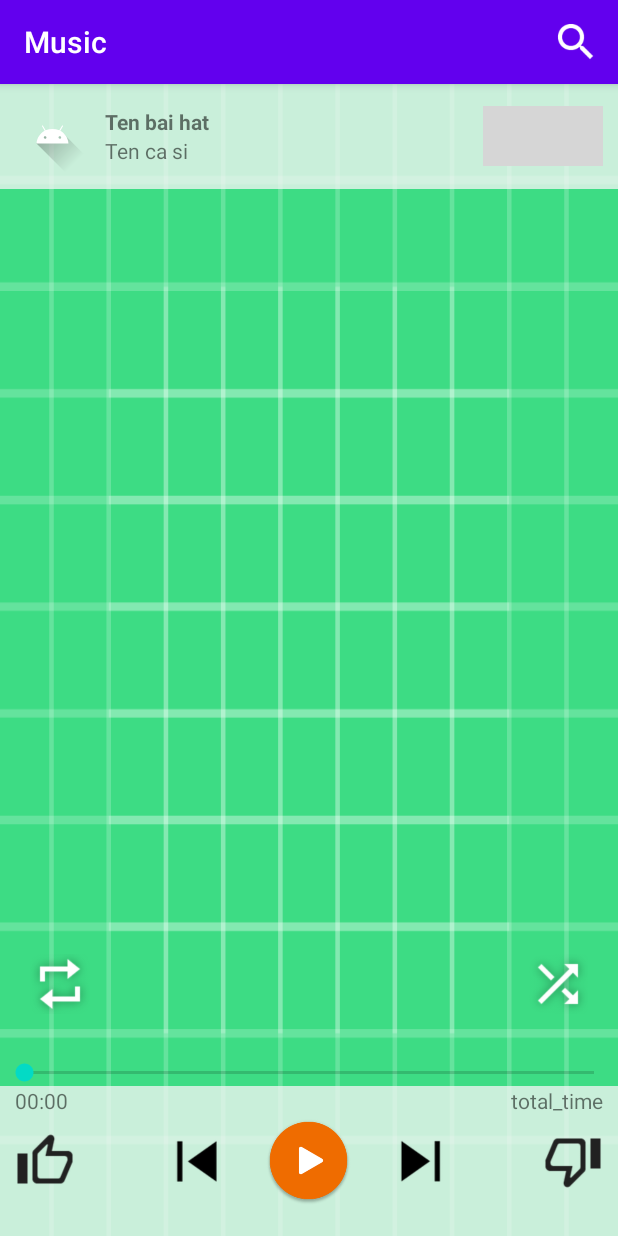
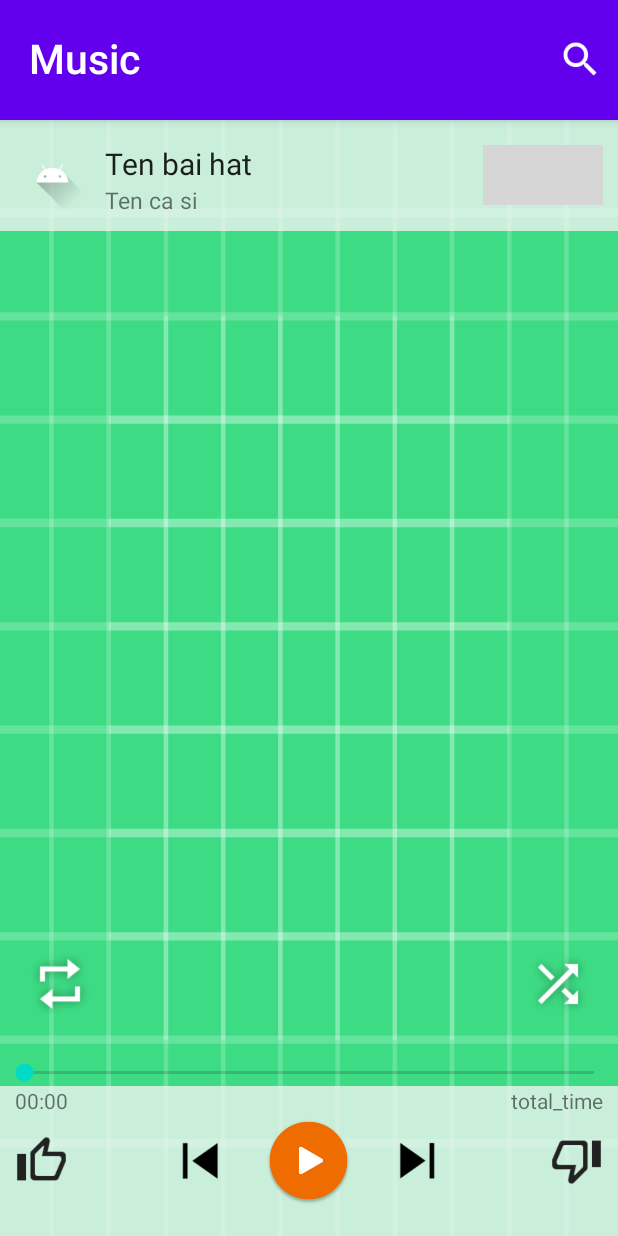
Before and after one commit to TuanTeo/MusicApplication, an Android app: the fragment MediaPlaybackFragment placed in its activity, on a phone screen of 412 x 824 dp. Run offline under Robolectric (Android 15) with nearby library versions, the phone set to English and light mode, and no system bars; grey boxes are pictures that could not be loaded.

Commit message:
Update 30/09: Giao dien xoay ngang

```diff
--- a/app/src/main/java/com/bkav/musicapplication/SongAdapter.java
+++ b/app/src/main/java/com/bkav/musicapplication/SongAdapter.java
@@ -1,5 +1,6 @@
 package com.bkav.musicapplication;
 
+import android.content.res.Configuration;
 import android.os.Build;
 import android.view.LayoutInflater;
 import android.view.View;
@@ -39,7 +40,7 @@ public class SongAdapter extends RecyclerView.Adapter<SongAdapter.SongViewHolder
     @Override
     public void onBindViewHolder(@NonNull SongViewHolder holder, int position) {
 //        mDefaultTypeFace = holder.mSongNameItem. ;
-        holder.mSerialSongNumberTextView.setText(position + "");
+        holder.mSerialSongNumberTextView.setText((position + 1) + "");
         holder.mSongNameItemTextView.setText(mListSongAdapter.get(position).getSongName());
 
         if (Build.VERSION.SDK_INT >= Build.VERSION_CODES.M) {
@@ -85,10 +86,16 @@ public class SongAdapter extends RecyclerView.Adapter<SongAdapter.SongViewHolder
 
         @Override
         public void onClick(View v) {
-            //Show small playing area
-            mainActivity.showSmallPlayingArea();
-            mLastItemPositionInt = getAdapterPosition();
-            notifyDataSetChanged();
+
+            if (v.getResources().getConfiguration().orientation != Configuration.ORIENTATION_LANDSCAPE){
+                //Show small playing area
+                mainActivity.showSmallPlayingArea();
+                mLastItemPositionInt = getAdapterPosition();
+                notifyDataSetChanged();
+            } else {
+                mLastItemPositionInt = getAdapterPosition();
+                notifyDataSetChanged();
+            }
         }
     }
 }
--- a/app/src/main/java/com/bkav/musicapplication/activity/MainActivity.java
+++ b/app/src/main/java/com/bkav/musicapplication/activity/MainActivity.java
@@ -3,6 +3,7 @@ package com.bkav.musicapplication.activity;
 import androidx.annotation.NonNull;
 import androidx.appcompat.app.AppCompatActivity;
 
+import android.content.res.Configuration;
 import android.os.Bundle;
 import android.view.Menu;
 import android.view.MenuItem;
@@ -24,27 +25,24 @@ public class MainActivity extends AppCompatActivity {
         setSupportActionBar(
                 (androidx.appcompat.widget.Toolbar) findViewById(R.id.toolbar_main));
 
-        //Hien thi FragmentAllSong first
-        if (savedInstanceState == null) {
-            showAllSongFragment();
-        }
+        createMainView();
     }
 
+
     /**
-     *
-     * Show All Song Fragment Wh
+     * Show All Song Fragment
      */
-    public void showAllSongFragment() {
+    public void showAllSongFragment(int intRes) {
         AllSongFragment allSongFragment = new AllSongFragment();
         getSupportFragmentManager().beginTransaction()
-                .add(R.id.container, allSongFragment)
+                .replace(intRes, allSongFragment)
                 .commit();
     }
 
     /**
      * Show Small Playing Area
      */
-    public void showSmallPlayingArea(){
+    public void showSmallPlayingArea() {
         mSmallPlayingAreaRelativeLayout = findViewById(R.id.small_playing_area);
         mSmallPlayingAreaRelativeLayout.setVisibility(View.VISIBLE);
     }
@@ -57,24 +55,46 @@ public class MainActivity extends AppCompatActivity {
      */
     @Override
     public boolean onCreateOptionsMenu(Menu menu) {
-        getMenuInflater().inflate(R.menu.menu_main, menu);
+//        getMenuInflater().inflate(R.menu.menu_main, menu);
         return super.onCreateOptionsMenu(menu);
     }
 
     /**
      * Set event for item clicked
-     *
      * @param item
      * @return
      */
     @Override
     public boolean onOptionsItemSelected(@NonNull MenuItem item) {
-        int itemID = item.getItemId();
-        if (itemID == R.id.seach_action) {
-            /**
-             * TODO xu ly tac vu tim kiem bai hat trong list bai hat
-             */
-        }
+//        int itemID = item.getItemId();
+//        if (itemID == R.id.seach_action_imagebutton) {
+//            /**
+//             * TODO xu ly tac vu tim kiem bai hat trong list bai hat
+//             */
+//        }
         return super.onOptionsItemSelected(item);
     }
+
+    /**
+     * Create view on the First time
+     */
+    public void createMainView(){
+        if(getResources().getConfiguration().orientation == Configuration.ORIENTATION_PORTRAIT){
+            showAllSongFragment(R.id.container);
+        } else {
+            showAllSongFragment(R.id.container_left);
+            showMediaFragment(R.id.container_right);
+        }
+    }
+
+    /**
+     * Show Detail Media Fragment
+     */
+    private void showMediaFragment(int intRes) {
+        MediaPlaybackFragment mediaPlaybackFragment = new MediaPlaybackFragment();
+        getSupportFragmentManager().beginTransaction()
+                .replace(intRes, mediaPlaybackFragment)
+                .commit();
+    }
+
 }
--- a/app/src/main/res/layout/activity_main.xml
+++ b/app/src/main/res/layout/activity_main.xml
@@ -1,5 +1,6 @@
 <?xml version="1.0" encoding="utf-8"?>
 <LinearLayout xmlns:android="http://schemas.android.com/apk/res/android"
+    android:id="@+id/all_screen_view"
     android:orientation="vertical"
     android:layout_width="match_parent"
     android:layout_height="match_parent">
@@ -7,12 +8,39 @@
     <com.google.android.material.appbar.AppBarLayout
         android:theme="@style/AppTheme.AppBarOverlay"
         android:layout_width="match_parent"
-        android:layout_height="wrap_content">
+        android:layout_height="80dp">
 
         <androidx.appcompat.widget.Toolbar
             android:id="@+id/toolbar_main"
+            android:theme="@style/AppTheme.PopupOverlay"
             android:layout_width="match_parent"
-            android:layout_height="wrap_content"/>
+            android:layout_height="match_parent">
+
+            <RelativeLayout
+                android:layout_width="match_parent"
+                android:layout_height="match_parent">
+
+                <TextView
+                    android:textSize="27sp"
+                    android:layout_marginTop="20dp"
+                    android:layout_marginLeft="3dp"
+                    android:textAppearance="@style/TextAppearance.AppCompat.Body2"
+                    android:text="@string/app_name"
+                    android:layout_width="wrap_content"
+                    android:layout_height="wrap_content"/>
+
+                <ImageButton
+                    android:scaleType="fitCenter"
+                    android:layout_centerVertical="true"
+                    android:background="#00FFFFFF"
+                    android:layout_marginRight="10dp"
+                    android:layout_alignParentRight="true"
+                    android:id="@+id/seach_action_imagebutton"
+                    android:src="@drawable/ic_search_white"
+                    android:layout_width="30dp"
+                    android:layout_height="30dp"/>
+            </RelativeLayout>
+        </androidx.appcompat.widget.Toolbar>
 
     </com.google.android.material.appbar.AppBarLayout>
 
--- a/app/src/main/res/layout/media_playback_fragment.xml
+++ b/app/src/main/res/layout/media_playback_fragment.xml
@@ -25,7 +25,9 @@
             android:layout_width="wrap_content"
             android:layout_height="wrap_content"
             android:text="@string/name_current_song_label"
-            android:textStyle="bold"
+            android:maxLines="1"
+            android:ellipsize="end"
+            android:textAppearance="@style/SongTheme.NameSongOverLay"
             android:layout_marginLeft="10dp"
             android:layout_marginTop="5dp"
             android:layout_toRightOf="@+id/media_album_small_image" />
@@ -34,6 +36,9 @@
             android:layout_width="wrap_content"
             android:layout_height="wrap_content"
             android:text="@string/singer_name_current_song_label"
+            android:textSize="15sp"
+            android:maxLines="1"
+            android:ellipsize="end"
             android:layout_marginLeft="10dp"
             android:layout_toRightOf="@+id/media_album_small_image"
             android:layout_below="@+id/media_name_song_current"/>
@@ -125,8 +130,8 @@
 
         <ImageButton
             android:id="@+id/media_like_button"
-            android:layout_width="40dp"
-            android:layout_height="40dp"
+            android:layout_width="35dp"
+            android:layout_height="35dp"
             android:layout_alignParentLeft="true"
             android:layout_centerVertical="true"
             android:layout_marginLeft="10dp"
@@ -136,8 +141,8 @@
 
         <ImageButton
             android:id="@+id/media_prev_button"
-            android:layout_width="40dp"
-            android:layout_height="40dp"
+            android:layout_width="35dp"
+            android:layout_height="35dp"
             android:layout_centerVertical="true"
             android:layout_marginRight="20dp"
             android:layout_toLeftOf="@+id/media_play_button"
@@ -157,8 +162,8 @@
 
         <ImageButton
             android:id="@+id/media_next_button"
-            android:layout_width="40dp"
-            android:layout_height="40dp"
+            android:layout_width="35dp"
+            android:layout_height="35dp"
             android:layout_centerVertical="true"
             android:layout_marginLeft="20dp"
             android:layout_toRightOf="@+id/media_play_button"
@@ -168,8 +173,8 @@
 
         <ImageButton
             android:id="@+id/media_dislike_button"
-            android:layout_width="40dp"
-            android:layout_height="40dp"
+            android:layout_width="35dp"
+            android:layout_height="35dp"
             android:layout_alignParentRight="true"
             android:layout_centerVertical="true"
             android:layout_marginRight="10dp"
--- a/app/src/main/res/menu/menu_main.xml
+++ b/app/src/main/res/menu/menu_main.xml
@@ -2,7 +2,7 @@
 <menu xmlns:android="http://schemas.android.com/apk/res/android"
     xmlns:app="http://schemas.android.com/apk/res-auto">
 
-    <item android:id="@+id/seach_action"
+    <item android:id="@+id/seach_action_imagebutton"
         android:title="@string/seach_item_title"
         android:icon="@drawable/ic_search_white"
         app:showAsAction="always"/>
--- a/app/src/main/res/values/styles.xml
+++ b/app/src/main/res/values/styles.xml
@@ -4,7 +4,10 @@
         <!-- Customize your theme here. -->
         <item name="colorPrimary">@color/colorPrimary</item>
         <item name="colorPrimaryDark">@color/colorPrimaryDark</item>
-        <item name="colorAccent">@color/colorAccent</item>
+        <item name="colorAccent">@color/colorAccent</item>z
+
+        <!-- Hide ActionBar -->
+        <item name="android:windowActionBar">false</item>
     </style>
 
     <style name="AppTheme.NoActionBar">
@@ -16,7 +19,7 @@
         parent="ThemeOverlay.AppCompat.Dark.ActionBar" />
 
     <style name="AppTheme.PopupOverlay"
-        parent="ThemeOverlay.AppCompat.Light" />
+        parent="ThemeOverlay.AppCompat.Dark" />
 
     <style name="SongTheme.NameSongOverLay" parent="Base.TextAppearance.AppCompat">
         <item name="android:textSize">20sp</item>
```
Also changed, not shown: app/src/main/res/layout/all_list_song_fragment.xml (+14 -4 lines), app/src/main/res/layout/song_list_item.xml (+9 -5 lines).
